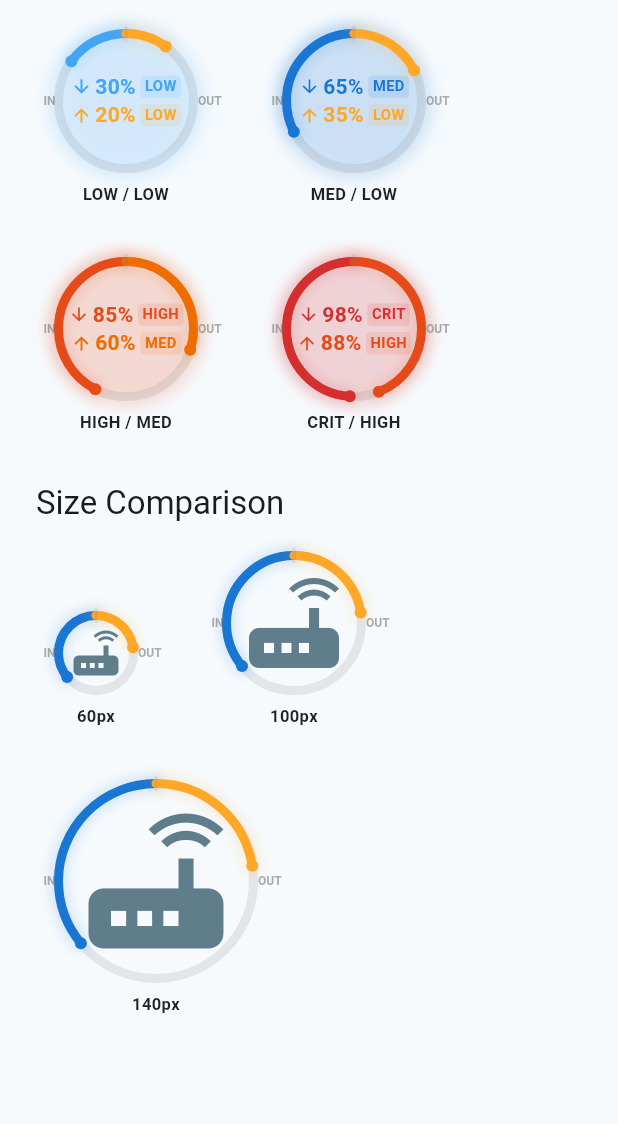
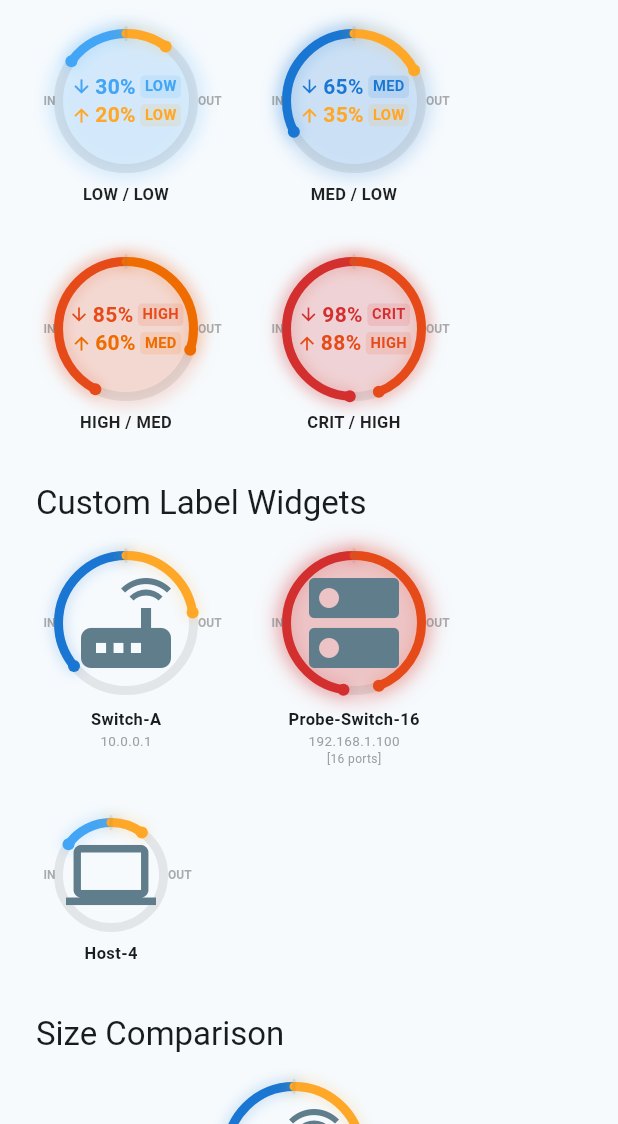
Before and after one commit to lianghualin/flutter_device_ring, a Flutter app: the screen it shows after launch, scrolled down 1102 dp, on a phone screen of 412 x 824 dp, the part 112-1236 px from its top. Run offline on Flutter 3.47's test engine with Material 3 defaults, Android fonts, the phone set to English and light mode, and no system bars.

Commit message:
Add labelWidget, labelMaxWidth, and labelPadding parameters (v0.2.0)
Support custom multi-line label widgets below the ring for topology
dashboards showing device name, IP address, port counts, etc.
Label area height is now dynamic instead of fixed at 20px.

Co-Authored-By: Claude Opus 4.6 (1M context) <noreply@anthropic.com>

```diff
--- a/example/lib/main.dart
+++ b/example/lib/main.dart
@@ -187,6 +187,90 @@ class _DemoPageState extends State<DemoPage> {
             ),
             const SizedBox(height: 32),
 
+            // --- Custom label widgets ---
+            Text(
+              'Custom Label Widgets',
+              style: Theme.of(context).textTheme.titleLarge,
+            ),
+            const SizedBox(height: 16),
+            Wrap(
+              spacing: 32,
+              runSpacing: 32,
+              crossAxisAlignment: WrapCrossAlignment.start,
+              children: [
+                DeviceRing(
+                  inbound: 0.72,
+                  outbound: 0.45,
+                  size: 100,
+                  theme: theme,
+                  labelWidget: const Column(
+                    mainAxisSize: MainAxisSize.min,
+                    children: [
+                      Text(
+                        'Switch-A',
+                        style: TextStyle(
+                          fontSize: 11,
+                          fontWeight: FontWeight.w700,
+                        ),
+                      ),
+                      Text(
+                        '10.0.0.1',
+                        style: TextStyle(fontSize: 9, color: Colors.grey),
+                      ),
+                    ],
+                  ),
+                  labelPadding: const EdgeInsets.only(top: 6),
+                  child: const Icon(Icons.router, size: 40, color: Colors.blueGrey),
+                ),
+                DeviceRing(
+                  inbound: 0.95,
+                  outbound: 0.88,
+                  size: 100,
+                  theme: theme,
+                  showGlow: true,
+                  glowIntensity: 0.8,
+                  labelWidget: const Column(
+                    mainAxisSize: MainAxisSize.min,
+                    children: [
+                      Text(
+                        'Probe-Switch-16',
+                        style: TextStyle(
+                          fontSize: 11,
+                          fontWeight: FontWeight.w700,
+                        ),
+                      ),
+                      Text(
+                        '192.168.1.100',
+                        style: TextStyle(fontSize: 9, color: Colors.grey),
+                      ),
+                      Text(
+                        '[16 ports]',
+                        style: TextStyle(fontSize: 8, color: Colors.grey),
+                      ),
+                    ],
+                  ),
+                  labelMaxWidth: 120,
+                  labelPadding: const EdgeInsets.only(top: 6),
+                  child: const Icon(Icons.dns, size: 40, color: Colors.blueGrey),
+                ),
+                DeviceRing(
+                  inbound: 0.30,
+                  outbound: 0.20,
+                  size: 80,
+                  theme: theme,
+                  labelWidget: const Text(
+                    'Host-4',
+                    style: TextStyle(
+                      fontSize: 11,
+                      fontWeight: FontWeight.w600,
+                    ),
+                  ),
+                  child: const Icon(Icons.computer, size: 32, color: Colors.blueGrey),
+                ),
+              ],
+            ),
+            const SizedBox(height: 32),
+
             // --- Size comparison ---
             Text(
               'Size Comparison',
--- a/lib/src/device_ring.dart
+++ b/lib/src/device_ring.dart
@@ -49,11 +49,21 @@ class DeviceRing extends StatefulWidget {
   /// Only applies when [showGlow] is true.
   final double glowIntensity;
 
-  /// Optional label displayed below the ring.
+  /// Optional label string displayed below the ring.
+  /// Ignored when [labelWidget] is provided.
   final String? label;
 
-  /// Style for the label text.
+  /// Style for the label text. Only applies to [label], not [labelWidget].
   final TextStyle? labelStyle;
+
+  /// Custom widget displayed below the ring. Takes precedence over [label].
+  final Widget? labelWidget;
+
+  /// Maximum width for the label area. Defaults to [size].
+  final double? labelMaxWidth;
+
+  /// Padding between the ring and the label area.
+  final EdgeInsets labelPadding;
 
   const DeviceRing({
     super.key,
@@ -68,6 +78,9 @@ class DeviceRing extends StatefulWidget {
     this.glowIntensity = 0.5,
     this.label,
     this.labelStyle,
+    this.labelWidget,
+    this.labelMaxWidth,
+    this.labelPadding = const EdgeInsets.only(top: 4),
   });
 
   @override
@@ -150,7 +163,23 @@ class _DeviceRingState extends State<DeviceRing>
   Widget build(BuildContext context) {
     final inTier = UtilizationTier.fromValue(widget.inbound);
     final outTier = UtilizationTier.fromValue(widget.outbound);
-    final totalHeight = widget.label != null ? widget.size + 20 : widget.size;
+
+    // Determine label content: labelWidget takes precedence over label.
+    final hasLabel = widget.labelWidget != null || widget.label != null;
+    final labelContent = widget.labelWidget ??
+        (widget.label != null
+            ? Text(
+                widget.label!,
+                style: widget.labelStyle ??
+                    const TextStyle(
+                      fontSize: 11,
+                      fontWeight: FontWeight.w600,
+                      color: Colors.black87,
+                    ),
+                textAlign: TextAlign.center,
+                overflow: TextOverflow.ellipsis,
+              )
+            : null);
 
     return AnimatedBuilder(
       animation: Listenable.merge([_arcController, _glowController]),
@@ -176,7 +205,6 @@ class _DeviceRingState extends State<DeviceRing>
 
         return SizedBox(
           width: widget.size + 20, // extra width for direction labels
-          height: totalHeight,
           child: Column(
             mainAxisSize: MainAxisSize.min,
             children: [
@@ -236,20 +264,14 @@ class _DeviceRingState extends State<DeviceRing>
                   );
                 }),
               ),
-              if (widget.label != null)
+              if (hasLabel)
                 Padding(
-                  padding: const EdgeInsets.only(top: 4),
-                  child: Text(
-                    widget.label!,
-                    style: widget.labelStyle ??
-                        const TextStyle(
-                          fontSize: 11,
-                          fontWeight: FontWeight.w600,
-                          color: Colors.black87,
-                        ),
-                    textAlign: TextAlign.center,
-                    overflow: TextOverflow.ellipsis,
-                    maxLines: 1,
+                  padding: widget.labelPadding,
+                  child: ConstrainedBox(
+                    constraints: BoxConstraints(
+                      maxWidth: widget.labelMaxWidth ?? widget.size,
+                    ),
+                    child: labelContent,
                   ),
                 ),
             ],
--- a/pubspec.yaml
+++ b/pubspec.yaml
@@ -1,6 +1,6 @@
 name: flutter_device_ring
 description: A customizable traffic utilization ring gauge widget for Flutter. Displays network utilization with animated arcs, tier colors, and smooth state transitions.
-version: 0.1.1
+version: 0.2.0
 homepage: https://github.com/lianghualin/flutter_device_ring
 repository: https://github.com/lianghualin/flutter_device_ring
 issue_tracker: https://github.com/lianghualin/flutter_device_ring/issues
```
Also changed, not shown: 3 other files.
